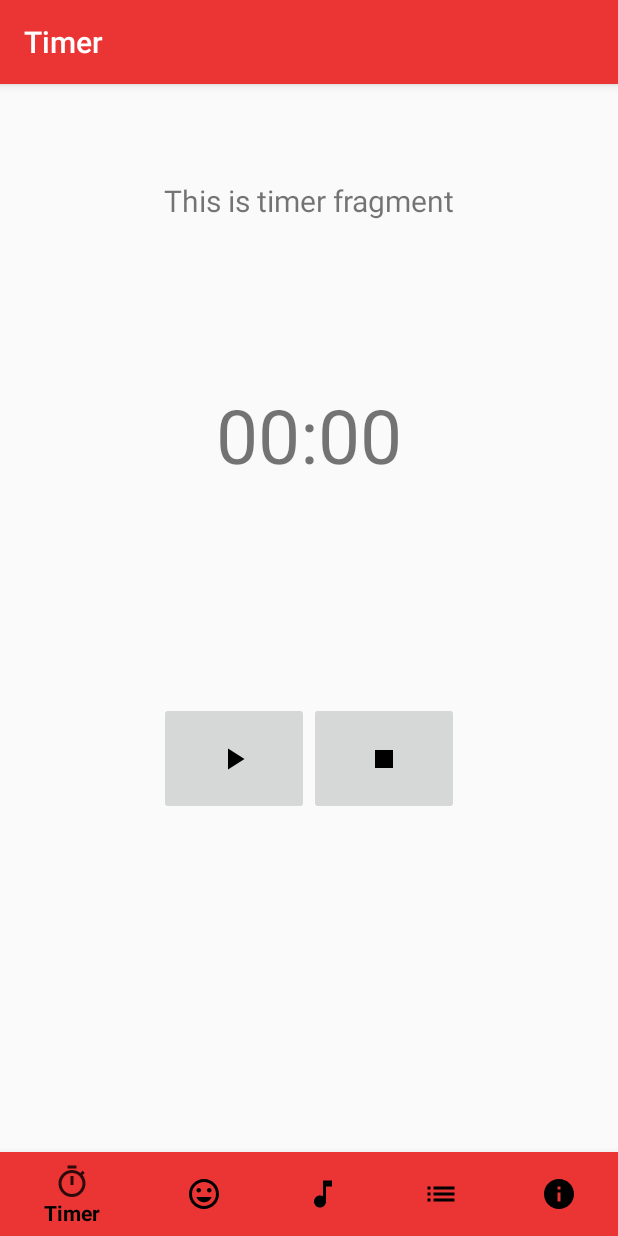
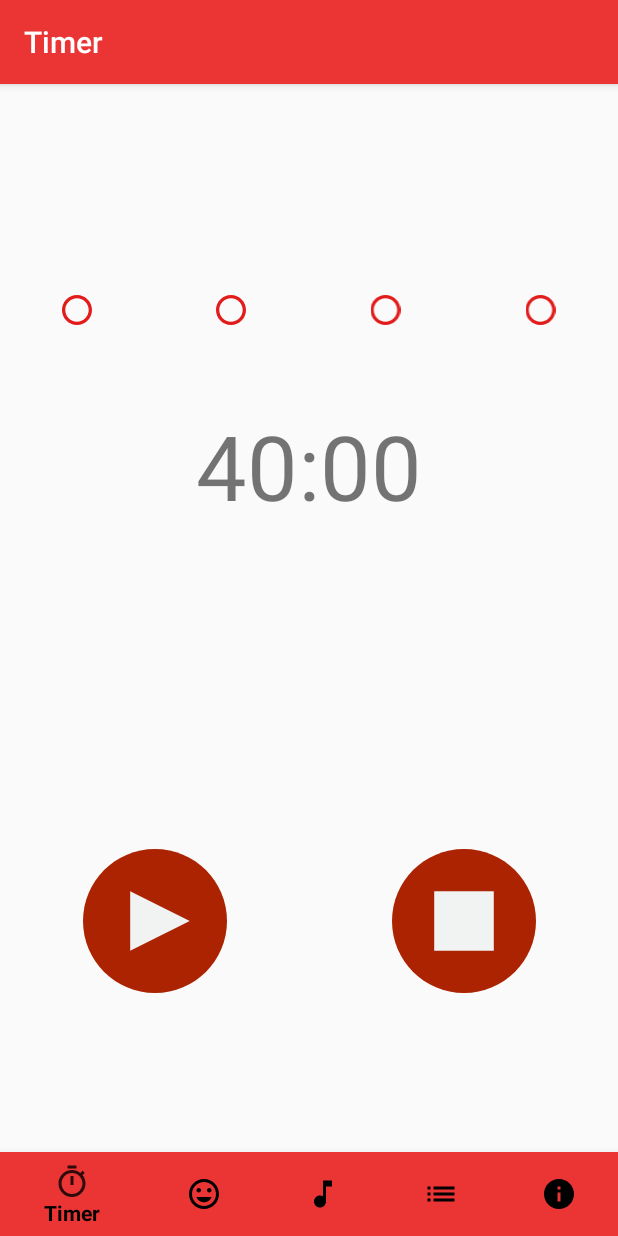
Before and after one commit to mateuszroganowicz/BProductive, an Android app: the screen it shows after launch (MainActivity), on a phone screen of 412 x 824 dp. Run offline under Robolectric (Android 15) with nearby library versions, the phone set to English and light mode, and no system bars; our stand-ins replace navigation-ui.

Commit message:
timer working

```diff
--- a/app/src/main/java/com/example/bproductive3/ui/timer/TimerFragment.java
+++ b/app/src/main/java/com/example/bproductive3/ui/timer/TimerFragment.java
@@ -1,35 +1,173 @@
 package com.example.bproductive3.ui.timer;
 
 import android.os.Bundle;
+import android.os.CountDownTimer;
 import android.view.LayoutInflater;
 import android.view.View;
 import android.view.ViewGroup;
+import android.widget.Button;
+import android.widget.ImageButton;
+import android.widget.ImageView;
 import android.widget.TextView;
 
 import androidx.annotation.NonNull;
 import androidx.annotation.Nullable;
 import androidx.fragment.app.Fragment;
-import androidx.lifecycle.Observer;
-import androidx.lifecycle.ViewModelProviders;
+
 
 import com.example.bproductive3.R;
 
-public class TimerFragment extends Fragment {
 
-    private TimerViewModel timerViewModel;
 
-    public View onCreateView(@NonNull LayoutInflater inflater,
-                             ViewGroup container, Bundle savedInstanceState) {
-        timerViewModel =
-                ViewModelProviders.of(this).get(TimerViewModel.class);
-        View root = inflater.inflate(R.layout.fragment_timer, container, false);
-        final TextView textView = root.findViewById(R.id.text_timer);
-        timerViewModel.getText().observe(getViewLifecycleOwner(), new Observer<String>() {
+public class TimerFragment extends Fragment  {
+
+    private final static long start_time = 6000; //In miliseconds
+    private final static long break_time = 16000; //In miliseconds
+    private long timeInMs = start_time;
+    private TextView textCountDown;
+    private ImageButton ButtonStartPause;
+    private ImageButton ButtonRestart;
+    private ImageView Circle0;
+    private ImageView Circle1;
+    private ImageView Circle2;
+    private ImageView Circle3;
+
+
+    private CountDownTimer countDownTimer;
+    private boolean timerRun;
+    private boolean timeToBreak = true;
+    private int session = 0;
+    private int totalSessions = 4;
+    View view;
+
+    public View onCreateView(@NonNull LayoutInflater inflater, @Nullable ViewGroup container, @Nullable Bundle savedInstanceState) {
+        view = inflater.inflate(R.layout.fragment_timer, container, false);
+
+        textCountDown = view.findViewById(R.id.countdown_text);
+        ButtonStartPause = view.findViewById(R.id.button_start);
+        ButtonRestart = view.findViewById(R.id.button_reset);
+        Circle0 = view.findViewById(R.id.circle_0);
+        Circle1 = view.findViewById(R.id.circle_1);
+        Circle2 = view.findViewById(R.id.circle_2);
+        Circle3 = view.findViewById(R.id.circle_3);
+
+
+        ButtonStartPause.setOnClickListener(new View.OnClickListener() {
             @Override
-            public void onChanged(@Nullable String s) {
-                textView.setText(s);
+            public void onClick(View v) {
+                startStop();
             }
         });
-        return root;
+
+        ButtonRestart.setOnClickListener(new View.OnClickListener() {
+            @Override
+            public void onClick(View v) {
+                reset();
+            }
+        });
+
+        return view;
     }
+
+    public void startStop(){
+        if(timerRun){
+            stopTimer();
+        }
+        else{
+            startTimer();
+        }
+    }
+
+    public void startTimer(){
+        countDownTimer = new CountDownTimer(timeInMs, 1000) {
+            @Override
+            public void onTick(long millisUntilFinished) {
+                timeInMs = millisUntilFinished;
+                updateTimer();
+            }
+
+            @Override
+            public void onFinish() {
+
+            }
+        }.start();
+        ButtonStartPause.setImageResource(R.drawable.ic_pause);
+
+        timerRun = true;
+
+    }
+
+    public void stopTimer(){
+        countDownTimer.cancel();
+        ButtonStartPause.setImageResource(R.drawable.ic_play);
+        timerRun = false;
+    }
+
+    public void updateTimer(){
+        int minutes = (int) timeInMs / 60000;
+        int seconds = (int) timeInMs % 60000 / 1000;
+
+        String timeLeft = null;
+        if(minutes < 10) timeLeft = "0";
+        timeLeft += minutes;
+        timeLeft += ":";
+        if(seconds < 10) timeLeft += "0";
+        timeLeft += seconds;
+
+        textCountDown.setText(timeLeft);
+        if(timeLeft.equals("00:00") && session < totalSessions){
+
+            breakTime();
+        }
+        else if(timeLeft.equals("00:00") && session == totalSessions){
+            reset();
+        }
+
+    }
+
+    public void reset(){
+        if(timerRun) {
+            countDownTimer.cancel();
+            timeInMs = start_time;
+            ButtonStartPause.setImageResource(R.drawable.ic_play);
+            timerRun = false;
+            updateTimer();
+        }
+        else{}
+    }
+
+    public void breakTime(){
+        if(timeToBreak) {
+            timeInMs = break_time;
+            startTimer();
+            session++;
+            System.out.println("Number of sessions: " + session);
+            if(session == 1){
+                Circle0.setImageResource(R.drawable.ic_moon);
+            }
+            else if(session == 2){
+
+                    Circle1.setImageResource(R.drawable.ic_moon);
+
+            }
+            else if(session == 3){
+
+                Circle2.setImageResource(R.drawable.ic_moon);
+
+            }
+            else if(session == 4){
+                Circle3.setImageResource(R.drawable.ic_moon);
+            }
+
+
+            timeToBreak = false;
+        }
+        else{
+            timeInMs = start_time;
+            startTimer();
+            timeToBreak = true;
+        }
+
+    }
+
 }
--- /dev/null
+++ b/app/src/main/res/drawable/ic_circle.xml
@@ -0,0 +1,4 @@
+<vector android:height="20dp" android:viewportHeight="512"
+    android:viewportWidth="512" android:width="20dp" xmlns:android="http://schemas.android.com/apk/res/android">
+    <path android:fillColor="#E21B1B" android:pathData="M255.832,56.037c110.44,0.096 199.891,89.691 199.795,200.131s-89.691,199.891 -200.131,199.795C145.127,455.867 55.701,366.368 55.701,256C55.877,145.568 145.399,56.117 255.832,56.037M255.832,0C114.443,0.096 -0.096,114.779 0,256.168S114.779,512.096 256.168,512C397.485,511.904 512,397.317 512,256C511.952,114.571 397.261,-0.048 255.832,0z"/>
+</vector>
--- /dev/null
+++ b/app/src/main/res/drawable/ic_moon.xml
@@ -0,0 +1,5 @@
+<vector android:height="32dp" android:viewportHeight="496"
+    android:viewportWidth="496" android:width="32dp" xmlns:android="http://schemas.android.com/apk/res/android">
+    <path android:fillColor="#ffda44" android:pathData="m488,248c0,132.547 -107.453,240 -240,240s-240,-107.453 -240,-240 107.453,-240 240,-240 240,107.453 240,240zM488,248"/>
+    <path android:fillColor="#231f20" android:pathData="m248,496c-136.965,0 -248,-111.035 -248,-248s111.035,-248 248,-248 248,111.035 248,248c-0.16,136.902 -111.098,247.84 -248,248zM248,16c-128.129,0 -232,103.871 -232,232s103.871,232 232,232 232,-103.871 232,-232c-0.141,-128.07 -103.93,-231.859 -232,-232zM248,16"/>
+</vector>
--- /dev/null
+++ b/app/src/main/res/drawable/ic_pause.xml
@@ -0,0 +1,6 @@
+<vector android:height="96dp" android:viewportHeight="464"
+    android:viewportWidth="464" android:width="96dp" xmlns:android="http://schemas.android.com/apk/res/android">
+    <path android:fillColor="#ab2300" android:pathData="m464,232c0,128.129 -103.871,232 -232,232s-232,-103.871 -232,-232 103.871,-232 232,-232 232,103.871 232,232zM464,232"/>
+    <path android:fillColor="#f1f2f2" android:pathData="m160,136h48v192h-48zM160,136"/>
+    <path android:fillColor="#f1f2f2" android:pathData="m256,136h48v192h-48zM256,136"/>
+</vector>
--- /dev/null
+++ b/app/src/main/res/drawable/ic_play.xml
@@ -0,0 +1,5 @@
+<vector android:height="96dp" android:viewportHeight="464"
+    android:viewportWidth="464" android:width="96dp" xmlns:android="http://schemas.android.com/apk/res/android">
+    <path android:fillColor="#ab2300" android:pathData="m464,232c0,128.129 -103.871,232 -232,232s-232,-103.871 -232,-232 103.871,-232 232,-232 232,103.871 232,232zM464,232"/>
+    <path android:fillColor="#f1f2f2" android:pathData="m152,328 l192,-96 -192,-96zM152,328"/>
+</vector>
--- /dev/null
+++ b/app/src/main/res/drawable/ic_stop.xml
@@ -0,0 +1,5 @@
+<vector android:height="96dp" android:viewportHeight="464"
+    android:viewportWidth="464" android:width="96dp" xmlns:android="http://schemas.android.com/apk/res/android">
+    <path android:fillColor="#ab2300" android:pathData="m464,232c0,128.129 -103.871,232 -232,232s-232,-103.871 -232,-232 103.871,-232 232,-232 232,103.871 232,232zM464,232"/>
+    <path android:fillColor="#f1f2f2" android:pathData="m136,136h192v192h-192zM136,136"/>
+</vector>
--- /dev/null
+++ b/app/src/main/res/drawable/rounded_button_timer.xml
@@ -0,0 +1,5 @@
+<?xml version="1.0" encoding="utf-8"?>
+<shape xmlns:android="http://schemas.android.com/apk/res/android"
+    android:shape="oval">
+
+</shape>
--- a/app/src/main/res/layout/fragment_timer.xml
+++ b/app/src/main/res/layout/fragment_timer.xml
@@ -5,83 +5,104 @@
     xmlns:tools="http://schemas.android.com/tools"
     android:layout_width="match_parent"
     android:layout_height="match_parent"
-    tools:context=".ui.timer.TimerFragment">
+    tools:context=".ui.timer.TimerFragment"
+    >
 
-    <TextView
-        android:id="@+id/text_timer"
-        android:layout_width="match_parent"
-        android:layout_height="wrap_content"
-        android:layout_marginStart="8dp"
-        android:layout_marginTop="8dp"
-        android:layout_marginEnd="8dp"
-        android:textAlignment="center"
-        android:textSize="20sp"
-        app:layout_constraintEnd_toEndOf="parent"
-        app:layout_constraintStart_toStartOf="parent"
-        app:layout_constraintTop_toTopOf="parent" />
 
     <LinearLayout
         android:layout_width="match_parent"
         android:layout_height="match_parent"
-        android:orientation="vertical">
-
-        <RelativeLayout
-            android:layout_width="match_parent"
-            android:layout_height="match_parent"
-            android:layout_weight=".5"
+        android:orientation="vertical"
         >
 
+        <LinearLayout
+            android:layout_width="match_parent"
+            android:layout_height="0dp"
+            android:layout_weight=".25"
+            android:orientation="horizontal">
+
+            <ImageView
+                android:id="@+id/circle_0"
+                android:layout_width="wrap_content"
+                android:layout_height="wrap_content"
+                android:layout_weight="1"
+                android:src="@drawable/ic_circle"
+                android:layout_gravity="bottom"/>
+
+            <ImageView
+                android:id="@+id/circle_1"
+                android:layout_width="wrap_content"
+                android:layout_height="wrap_content"
+                android:layout_weight="1"
+                android:src="@drawable/ic_circle"
+                android:layout_gravity="bottom"/>
+
+            <ImageView
+                android:id="@+id/circle_2"
+                android:layout_width="wrap_content"
+                android:layout_height="wrap_content"
+                android:layout_weight="1"
+                android:src="@drawable/ic_circle"
+                android:layout_gravity="bottom"/>
+
+            <ImageView
+                android:id="@+id/circle_3"
+                android:layout_width="wrap_content"
+                android:layout_height="wrap_content"
+                android:layout_weight="1"
+                android:src="@drawable/ic_circle"
+                android:layout_gravity="bottom"/>
+        </LinearLayout>
+
+        <LinearLayout
+            android:layout_width="match_parent"
+            android:layout_height="0dp"
+            android:layout_weight=".45"
+            android:orientation="horizontal">
+
             <TextView
-                android:id="@+id/textView"
+                android:id="@+id/countdown_text"
                 android:layout_width="match_parent"
                 android:layout_height="match_parent"
                 android:width="300dp"
                 android:height="200dp"
                 android:gravity="center"
-                android:textSize="50dp"
-                android:text="00:00" />
-        </RelativeLayout>
+                android:text="40:00"
+                android:textSize="60dp" />
+        </LinearLayout>
 
         <LinearLayout
             android:layout_width="match_parent"
-            android:layout_height="match_parent"
-            android:layout_weight=".5"
-            android:orientation="vertical"
-            >
-
-            <GridLayout
-                android:layout_width="wrap_content"
-                android:layout_height="wrap_content"
-                android:layout_gravity="center_horizontal"
-                >
-
+            android:layout_height="0dp"
+            android:orientation="horizontal"
+            android:layout_weight="1">
 
             <ImageButton
-                    android:id="@+id/play_button"
-                    android:layout_width="wrap_content"
+                android:id="@+id/button_start"
+                android:layout_width="0dp"
                 android:layout_height="wrap_content"
                 android:layout_gravity="center"
+                android:layout_weight="1"
+                android:background="@drawable/rounded_button_timer"
                 android:minWidth="100dp"
                 android:minHeight="75dp"
-                    app:srcCompat="@drawable/play_button"
-                    tools:ignore="VectorDrawableCompat"
-                    android:layout_columnWeight="1"/>
+                android:src="@drawable/ic_play"
+                tools:ignore="VectorDrawableCompat" />
 
             <ImageButton
-                    android:id="@+id/stop_button"
-                    android:layout_width="wrap_content"
+                android:id="@+id/button_reset"
+                android:layout_width="0dp"
                 android:layout_height="wrap_content"
+                android:layout_weight="1"
                 android:layout_gravity="center"
+                android:background="@drawable/rounded_button_timer"
                 android:minWidth="100dp"
                 android:minHeight="75dp"
-                    app:srcCompat="@drawable/stop_image"
+                android:src="@drawable/ic_stop"
                 tools:ignore="VectorDrawableCompat"
-                    android:layout_columnWeight="1"
+
                 />
-
-
-            </GridLayout>
+        </LinearLayout>
 
     </LinearLayout>
-    </LinearLayout>
 </androidx.constraintlayout.widget.ConstraintLayout>
```
Also changed, not shown: app/src/main/res/drawable/pause_button.xml (added, +9 -0 lines). Lines whose indentation alone changed are shown as unchanged.
